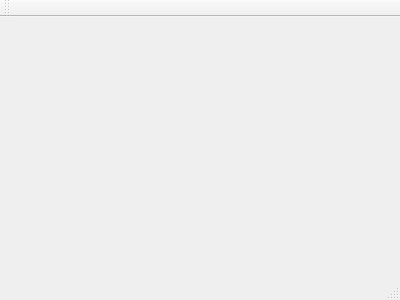
Above: mainwindow.ui from jonmcclung/First_Qt_Project before the change. Below: the same form after it.
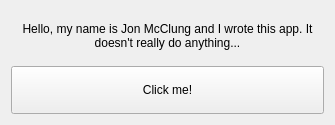
That is the form after the change.

Commit message: Added some labels and buttons and a dialog. Also made the button re-enable itself after a set amount of time.

What changed in the file:
```diff
--- a/mainwindow.ui
+++ b/mainwindow.ui
@@ -1,24 +1,68 @@
 <ui version="4.0">
  <class>MainWindow</class>
- <widget class="QMainWindow" name="MainWindow" >
-  <property name="geometry" >
+ <widget class="QMainWindow" name="MainWindow">
+  <property name="geometry">
    <rect>
     <x>0</x>
     <y>0</y>
-    <width>400</width>
-    <height>300</height>
+    <width>335</width>
+    <height>125</height>
    </rect>
   </property>
   <property name="windowTitle" >
    <string>MainWindow</string>
   </property>
-  <widget class="QMenuBar" name="menuBar" />
-  <widget class="QToolBar" name="mainToolBar" />
-  <widget class="QWidget" name="centralWidget" />
-  <widget class="QStatusBar" name="statusBar" />
+  <property name="windowOpacity">
+   <double>1.000000000000000</double>
+  </property>
+  <widget class="QWidget" name="centralWidget">
+   <layout class="QGridLayout" name="gridLayout_2">
+    <item row="0" column="0">
+     <layout class="QGridLayout" name="gridLayout">
+      <item row="0" column="0">
+       <widget class="QLabel" name="label">
+        <property name="text">
+         <string>Hello, my name is Jon McClung and I wrote this app. It doesn't really do anything...</string>
+        </property>
+        <property name="alignment">
+         <set>Qt::AlignCenter</set>
+        </property>
+        <property name="wordWrap">
+         <bool>true</bool>
+        </property>
+       </widget>
+      </item>
+      <item row="1" column="0">
+       <widget class="QPushButton" name="pushButton">
+        <property name="sizePolicy">
+         <sizepolicy hsizetype="Preferred" vsizetype="Minimum">
+          <horstretch>1</horstretch>
+          <verstretch>0</verstretch>
+         </sizepolicy>
+        </property>
+        <property name="text">
+         <string>Click me!</string>
+        </property>
+        <property name="iconSize">
+         <size>
+          <width>16</width>
+          <height>32</height>
+         </size>
+        </property>
+        <property name="checkable">
+         <bool>false</bool>
+        </property>
+        <property name="checked">
+         <bool>false</bool>
+        </property>
+       </widget>
+      </item>
+     </layout>
+    </item>
+   </layout>
+  </widget>
  </widget>
- <layoutDefault spacing="6" margin="11" />
- <pixmapfunction></pixmapfunction>
+ <layoutdefault spacing="6" margin="11"/>
  <resources/>
  <connections/>
 </ui>
```
Left out of the diff: 5 changed lines with no effect on the pictures. The commit also changes 6 other files.
